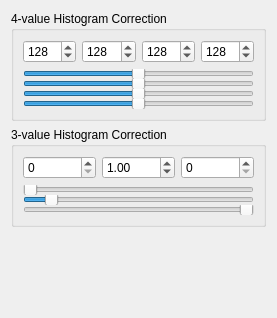
This is histogramchange.ui in Snuux/ImageProcessingApp as Qt 5 draws it before an edit. The edited form follows.
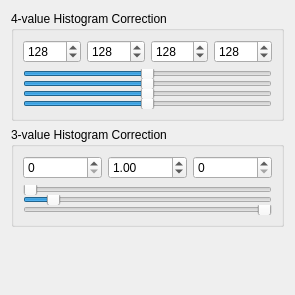
This is the edited form.

Diff of the .ui file:
```diff
--- a/histogramchange.ui
+++ b/histogramchange.ui
@@ -6,8 +6,8 @@
    <rect>
     <x>0</x>
     <y>0</y>
-    <width>277</width>
-    <height>318</height>
+    <width>295</width>
+    <height>295</height>
    </rect>
   </property>
   <property name="windowTitle">
```
